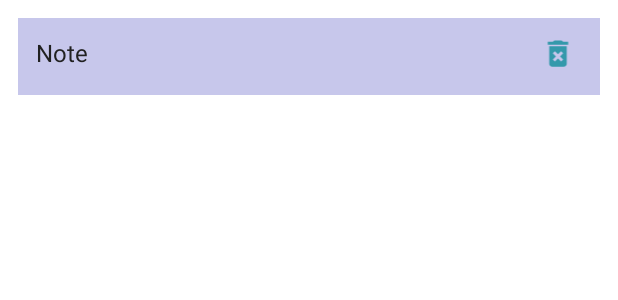
After one commit to ankitj885/Notes, an Android app: the layout item_note.xml on its own in the app's theme, with its tools: preview values and no code run, on a phone screen of 412 x 824 dp. The commit adds this screen. Shown: the top 300 px of the screen. Run offline under Robolectric (Android 15) with nearby library versions, the phone set to English and light mode, and no system bars.

Commit message:
--added basic functionalities

```diff
--- a/app/build.gradle
+++ b/app/build.gradle
@@ -15,6 +15,10 @@ android {
         versionName "1.0"
 
         testInstrumentationRunner "androidx.test.runner.AndroidJUnitRunner"
+    }
+
+    buildFeatures {
+        viewBinding true
     }
 
     buildTypes {
--- /dev/null
+++ b/app/src/main/res/drawable/ic_baseline_delete_forever_24.xml
@@ -0,0 +1,5 @@
+<vector android:height="24dp" android:tint="#3499AB"
+    android:viewportHeight="24" android:viewportWidth="24"
+    android:width="24dp" xmlns:android="http://schemas.android.com/apk/res/android">
+    <path android:fillColor="@android:color/white" android:pathData="M6,19c0,1.1 0.9,2 2,2h8c1.1,0 2,-0.9 2,-2L18,7L6,7v12zM8.46,11.88l1.41,-1.41L12,12.59l2.12,-2.12 1.41,1.41L13.41,14l2.12,2.12 -1.41,1.41L12,15.41l-2.12,2.12 -1.41,-1.41L10.59,14l-2.13,-2.12zM15.5,4l-1,-1h-5l-1,1L5,4v2h14L19,4z"/>
+</vector>
--- /dev/null
+++ b/app/src/main/res/layout/item_note.xml
@@ -0,0 +1,32 @@
+<?xml version="1.0" encoding="utf-8"?>
+<androidx.constraintlayout.widget.ConstraintLayout xmlns:android="http://schemas.android.com/apk/res/android"
+    xmlns:app="http://schemas.android.com/apk/res-auto"
+    xmlns:tools="http://schemas.android.com/tools"
+    android:layout_width="match_parent"
+    android:layout_height="wrap_content"
+    android:layout_margin="12dp"
+    android:background="@color/purple_accent">
+
+    <TextView
+        android:id="@+id/text"
+        android:layout_width="0dp"
+        android:layout_height="wrap_content"
+        tools:text="Note"
+        app:layout_constraintTop_toTopOf="parent"
+        app:layout_constraintLeft_toLeftOf="parent"
+        app:layout_constraintRight_toLeftOf="@id/deleteButton"
+        android:padding="12dp"
+        android:textSize="16sp"
+        android:textColor="#212121" />
+
+    <ImageView
+        android:id="@+id/deleteButton"
+        android:layout_width="wrap_content"
+        android:layout_height="wrap_content"
+        android:padding="16dp"
+        android:src="@drawable/ic_baseline_delete_forever_24"
+        app:layout_constraintTop_toTopOf="parent"
+        app:layout_constraintBottom_toBottomOf="@id/text"
+        app:layout_constraintRight_toRightOf="parent" />
+
+</androidx.constraintlayout.widget.ConstraintLayout>
--- a/app/src/main/res/values/colors.xml
+++ b/app/src/main/res/values/colors.xml
@@ -7,4 +7,5 @@
     <color name="teal_700">#FF018786</color>
     <color name="black">#FF000000</color>
     <color name="white">#FFFFFFFF</color>
+    <color name="purple_accent">#c7c7eb</color>
 </resources>
```
Also changed, not shown: app/src/main/java/com/aj/notes/MainActivity.kt (+36 -2 lines), app/src/main/java/com/aj/notes/NoteRepository.kt (added, +16 -0 lines), app/src/main/java/com/aj/notes/NoteViewModel.kt (added, +27 -0 lines), app/src/main/java/com/aj/notes/NotesRVAdapter.kt (added, +48 -0 lines), app/src/main/res/layout/activity_main.xml (+31 -5 lines).
